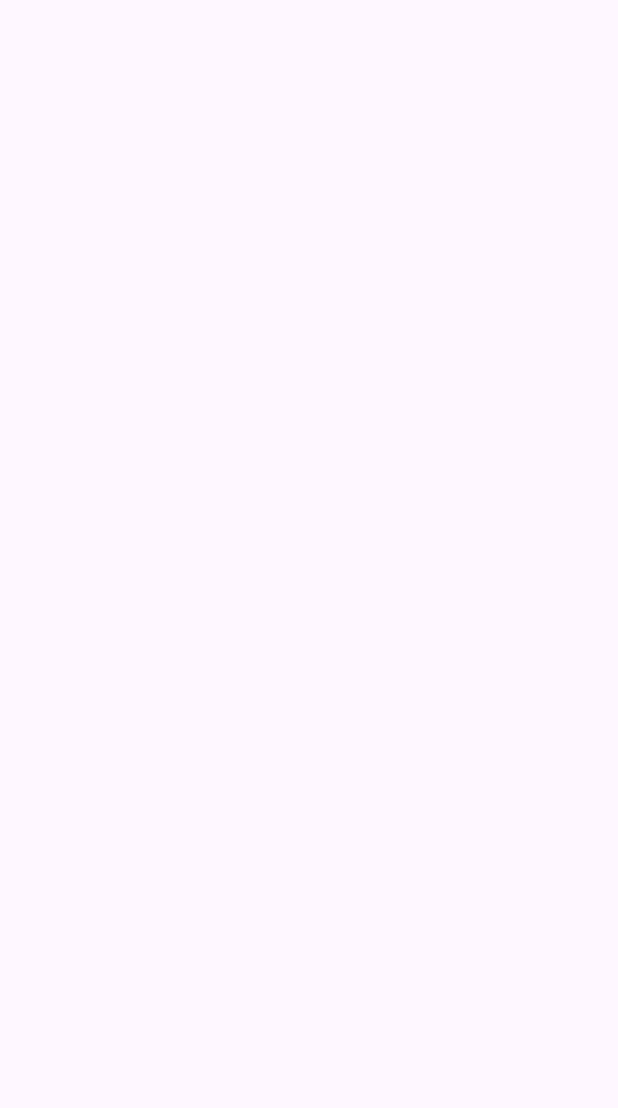
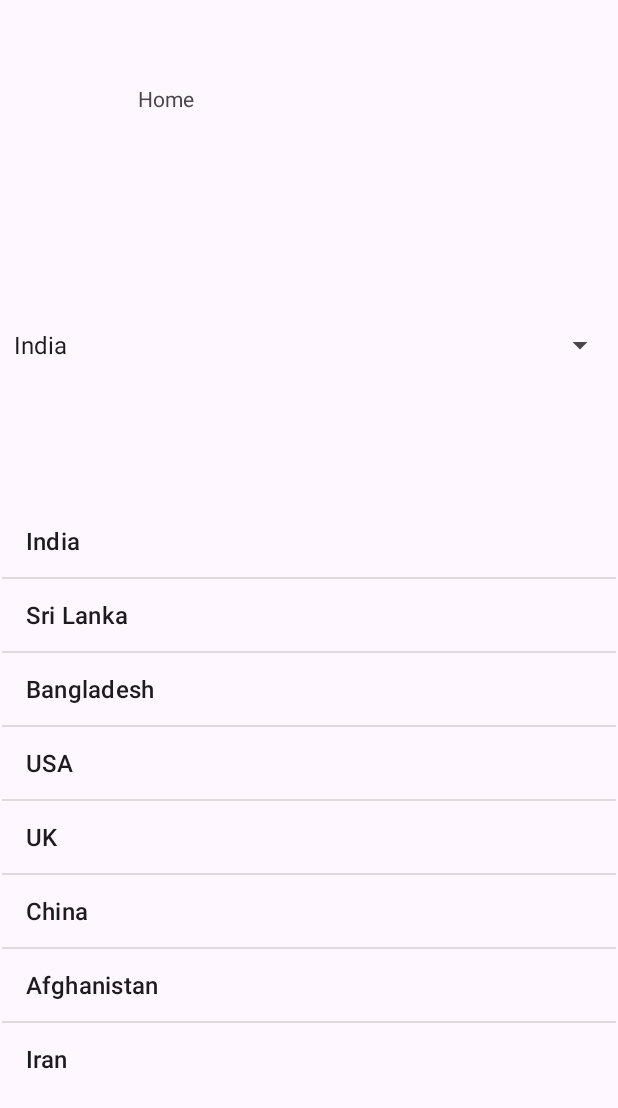
Before and after one commit to 7anubhav7/Application1, an Android app: the screen it shows after launch (HomeActivity), on a phone screen of 412 x 824 dp. Before the commit the part shown is empty. Shown: the top 1108 px of the screen. Run offline under Robolectric (Android 15) with nearby library versions, the phone set to English and light mode, and no system bars.

Commit message:
made changes to homeactivity

```diff
--- a/app/src/main/java/com/example/application1/app/HomeActivity.kt
+++ b/app/src/main/java/com/example/application1/app/HomeActivity.kt
@@ -2,6 +2,9 @@ package com.example.application1.app
 
 import android.os.Bundle
 import android.util.Log
+import android.view.View
+import android.widget.AdapterView
+import android.widget.Spinner
 import android.widget.TextView
 import androidx.activity.enableEdgeToEdge
 import androidx.appcompat.app.AppCompatActivity
@@ -9,12 +12,19 @@ import androidx.core.view.ViewCompat
 import androidx.core.view.WindowInsetsCompat
 import com.example.application1.R
 
-class HomeActivity : AppCompatActivity() {
+class HomeActivity : AppCompatActivity(), AdapterView.OnItemSelectedListener {
+
+    var TAG=HomeActivity::class.java.simpleName
+    lateinit var mySpinner: Spinner
+
     override fun onCreate(savedInstanceState: Bundle?) {
         super.onCreate(savedInstanceState)
         enableEdgeToEdge()
         setContentView(R.layout.activity_home)
-        ViewCompat.setOnApplyWindowInsetsListener(findViewById(R.id.main)) { v, insets ->
+        mySpinner =  findViewById(R.id.spinner)
+        mySpinner.onItemSelectedListener = this
+
+        /*ViewCompat.setOnApplyWindowInsetsListener(findViewById(R.id.main)) { v, insets ->
             val systemBars = insets.getInsets(WindowInsetsCompat.Type.systemBars())
             v.setPadding(systemBars.left, systemBars.top, systemBars.right, systemBars.bottom)
             insets
@@ -23,6 +33,15 @@ class HomeActivity : AppCompatActivity() {
     Log.i("homeActivity", data.toString())
     var homeTextView:TextView = findViewById(R.id.textView)
     homeTextView.setText(data)
+    */
+    }
 
+    override fun onItemSelected(parent: AdapterView<*>?, view: View?, position: Int, id: Long) {
+        var item= parent?.selectedItem.toString()
+        Log.i(TAG,item)
+    }
+
+    override fun onNothingSelected(parent: AdapterView<*>?) {
+        TODO("Not yet implemented")
     }
 }
--- a/app/src/main/res/layout/activity_home.xml
+++ b/app/src/main/res/layout/activity_home.xml
@@ -10,10 +10,39 @@
     <TextView
         android:id="@+id/textView"
         android:layout_width="51dp"
-        android:layout_height="28dp"
-        android:layout_marginStart="160dp"
-        android:layout_marginTop="191dp"
+        android:layout_height="0dp"
+        android:layout_marginStart="92dp"
+        android:layout_marginTop="56dp"
+        android:layout_marginBottom="41dp"
         android:text="Home"
+        app:layout_constraintBottom_toTopOf="@+id/spinner"
         app:layout_constraintStart_toStartOf="parent"
         app:layout_constraintTop_toTopOf="parent" />
+
+    <Spinner
+        android:id="@+id/spinner"
+        android:layout_width="match_parent"
+        android:layout_height="wrap_content"
+        android:layout_marginStart="1dp"
+        android:layout_marginTop="125dp"
+        android:layout_marginEnd="1dp"
+        android:layout_marginBottom="1dp"
+        android:entries="@array/countries"
+        app:layout_constraintBottom_toTopOf="@+id/listView"
+        app:layout_constraintEnd_toEndOf="parent"
+        app:layout_constraintStart_toStartOf="parent"
+        app:layout_constraintTop_toTopOf="parent" />
+
+    <ListView
+        android:id="@+id/listView"
+        android:entries="@array/countries"
+        android:layout_width="match_parent"
+        android:layout_height="wrap_content"
+        android:layout_marginStart="1dp"
+        android:layout_marginEnd="1dp"
+        android:layout_marginBottom="1dp"
+        app:layout_constraintBottom_toBottomOf="parent"
+        app:layout_constraintEnd_toEndOf="parent"
+        app:layout_constraintStart_toStartOf="parent"
+        app:layout_constraintTop_toBottomOf="@+id/spinner" />
 </androidx.constraintlayout.widget.ConstraintLayout>
--- /dev/null
+++ b/app/src/main/res/values/arrays.xml
@@ -0,0 +1,22 @@
+<?xml version="1.0" encoding="utf-8"?>
+<resources>
+    <string-array name="countries">
+        <item>India</item>
+        <item>Sri Lanka</item>
+        <item>Bangladesh</item>
+        <item>USA</item>
+        <item>UK</item>
+        <item>China</item>
+        <item>Afghanistan</item>
+        <item>Iran</item>
+
+    </string-array>
+
+    <string-array name="languages">
+        <item>Hindi</item>
+        <item>English</item>
+        <item>Tamil</item>
+        <item>Telugu</item>
+        <item>Korean</item>
+    </string-array>
+</resources>
```
